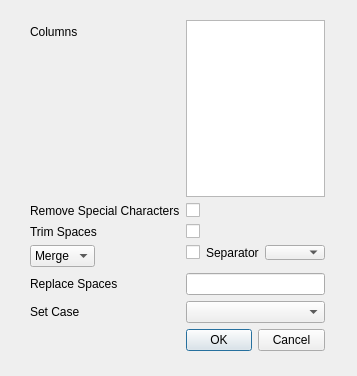
Above: zeex/core/ui/actions/normalize.ui from zbarge/zeex before the change. Below: the same form after it.
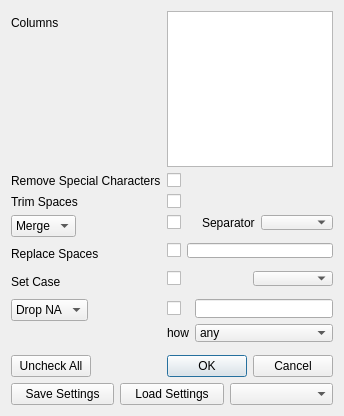
That is the form after the change. Custom widgets are drawn as their Qt base class.

Commit message: #11 - Column Normalizer dialog fully functional, needs tests and settings I/O

```diff
--- a/zeex/core/ui/actions/normalize.ui
+++ b/zeex/core/ui/actions/normalize.ui
@@ -6,23 +6,28 @@
    <rect>
     <x>0</x>
     <y>0</y>
-    <width>357</width>
-    <height>376</height>
+    <width>326</width>
+    <height>416</height>
    </rect>
   </property>
   <property name="windowTitle">
    <string>Dialog</string>
   </property>
-  <widget class="QWidget" name="formLayoutWidget_2">
-   <property name="geometry">
-    <rect>
-     <x>30</x>
-     <y>20</y>
-     <width>295</width>
-     <height>331</height>
-    </rect>
-   </property>
+  <layout class="QVBoxLayout" name="verticalLayout_2">
+   <item>
+    <layout class="QVBoxLayout" name="verticalLayout">
+     <item>
    <layout class="QFormLayout" name="formLayout_2">
+       <item row="0" column="0">
+        <widget class="QLabel" name="columnsLabel">
+         <property name="text">
+          <string>Columns</string>
+         </property>
+        </widget>
+       </item>
+       <item row="0" column="1">
+        <widget class="ColumnsListView" name="listViewColumns"/>
+       </item>
     <item row="1" column="0">
      <widget class="QLabel" name="removeSpecialCharactersLabel">
       <property name="text">
@@ -31,7 +36,7 @@
      </widget>
     </item>
     <item row="1" column="1">
-     <widget class="QCheckBox" name="removeSpecialCharactersCheckBox"/>
+        <widget class="QCheckBox" name="checkBoxRemoveSpecialChars"/>
     </item>
     <item row="2" column="0">
      <widget class="QLabel" name="trimSpacesLabel">
@@ -41,10 +46,10 @@
      </widget>
     </item>
     <item row="2" column="1">
-     <widget class="QCheckBox" name="trimSpacesCheckBox"/>
+        <widget class="QCheckBox" name="checkBoxTrimSpaces"/>
     </item>
     <item row="3" column="0">
-     <widget class="QComboBox" name="comboBox_2">
+        <widget class="QComboBox" name="comboBoxMergeOrSplit">
       <item>
        <property name="text">
         <string>Merge</string>
@@ -60,7 +65,7 @@
     <item row="3" column="1">
      <layout class="QGridLayout" name="gridLayout">
       <item row="0" column="2">
-       <widget class="QComboBox" name="comboBox"/>
+          <widget class="QComboBox" name="comboBoxMergeOrSplitSep"/>
       </item>
       <item row="0" column="1">
        <widget class="QLabel" name="label">
@@ -70,7 +75,7 @@
        </widget>
       </item>
       <item row="0" column="0">
-       <widget class="QCheckBox" name="mergeCheckBox"/>
+          <widget class="QCheckBox" name="checkBoxMergeOrSplit"/>
       </item>
      </layout>
     </item>
@@ -82,7 +87,14 @@
      </widget>
     </item>
     <item row="4" column="1">
-     <widget class="QLineEdit" name="replaceSpacesLineEdit"/>
+        <layout class="QGridLayout" name="gridLayout_3">
+         <item row="0" column="0">
+          <widget class="QCheckBox" name="checkBoxReplaceSpaces"/>
+         </item>
+         <item row="0" column="1">
+          <widget class="QLineEdit" name="lineEditReplaceSpaces"/>
+         </item>
+        </layout>
     </item>
     <item row="5" column="0">
      <widget class="QLabel" name="setCaseLabel">
@@ -92,19 +104,68 @@
      </widget>
     </item>
     <item row="5" column="1">
-     <widget class="QComboBox" name="setCaseComboBox"/>
-    </item>
+        <layout class="QGridLayout" name="gridLayout_2">
     <item row="0" column="0">
-     <widget class="QLabel" name="columnsLabel">
-      <property name="text">
-       <string>Columns</string>
-      </property>
-     </widget>
+          <widget class="QCheckBox" name="checkBoxSetCase"/>
     </item>
     <item row="0" column="1">
-     <widget class="ColumnsListView" name="listViewColumns"/>
+          <widget class="QComboBox" name="comboBoxSetCase"/>
+         </item>
+        </layout>
+       </item>
+       <item row="6" column="0">
+        <widget class="QComboBox" name="comboBoxDropFillNA">
+         <item>
+          <property name="text">
+           <string>Drop NA</string>
+          </property>
+         </item>
+         <item>
+          <property name="text">
+           <string>Fill NA</string>
+          </property>
+         </item>
+        </widget>
     </item>
     <item row="6" column="1">
+        <layout class="QGridLayout" name="gridLayout_4">
+         <item row="0" column="1">
+          <widget class="QCheckBox" name="checkBoxDropFillNA"/>
+         </item>
+         <item row="0" column="2">
+          <widget class="QLineEdit" name="lineEditDropFillNA"/>
+         </item>
+         <item row="1" column="2">
+          <widget class="QComboBox" name="comboBoxDropFillNAHow">
+           <item>
+            <property name="text">
+             <string>any</string>
+            </property>
+           </item>
+           <item>
+            <property name="text">
+             <string>all</string>
+            </property>
+           </item>
+          </widget>
+         </item>
+         <item row="1" column="1">
+          <widget class="QLabel" name="labelDropFillNAHow">
+           <property name="text">
+            <string>how</string>
+           </property>
+          </widget>
+         </item>
+        </layout>
+       </item>
+       <item row="7" column="0">
+        <widget class="QPushButton" name="btnUncheckAll">
+         <property name="text">
+          <string>Uncheck All</string>
+         </property>
+        </widget>
+       </item>
+       <item row="7" column="1">
      <widget class="QDialogButtonBox" name="buttonBox">
       <property name="orientation">
        <enum>Qt::Horizontal</enum>
@@ -115,7 +176,33 @@
      </widget>
     </item>
    </layout>
-  </widget>
+     </item>
+     <item>
+      <layout class="QGridLayout" name="gridLayout_5">
+       <item row="0" column="0">
+        <widget class="QPushButton" name="btnSaveSettings">
+         <property name="text">
+          <string>Save Settings</string>
+         </property>
+        </widget>
+       </item>
+       <item row="0" column="2">
+        <widget class="QComboBox" name="comboBoxSettingsFiles"/>
+       </item>
+       <item row="0" column="1">
+        <widget class="QPushButton" name="btnLoadSettings">
+         <property name="text">
+          <string>Load Settings</string>
+         </property>
+        </widget>
+       </item>
+      </layout>
+     </item>
+    </layout>
+   </item>
+  </layout>
+  <zorder>verticalLayoutWidget</zorder>
+  <zorder>btnLoadSettings</zorder>
  </widget>
  <customwidgets>
   <customwidget>
```
Lines whose indentation alone changed are shown as unchanged. The commit also changes 9 other files.
